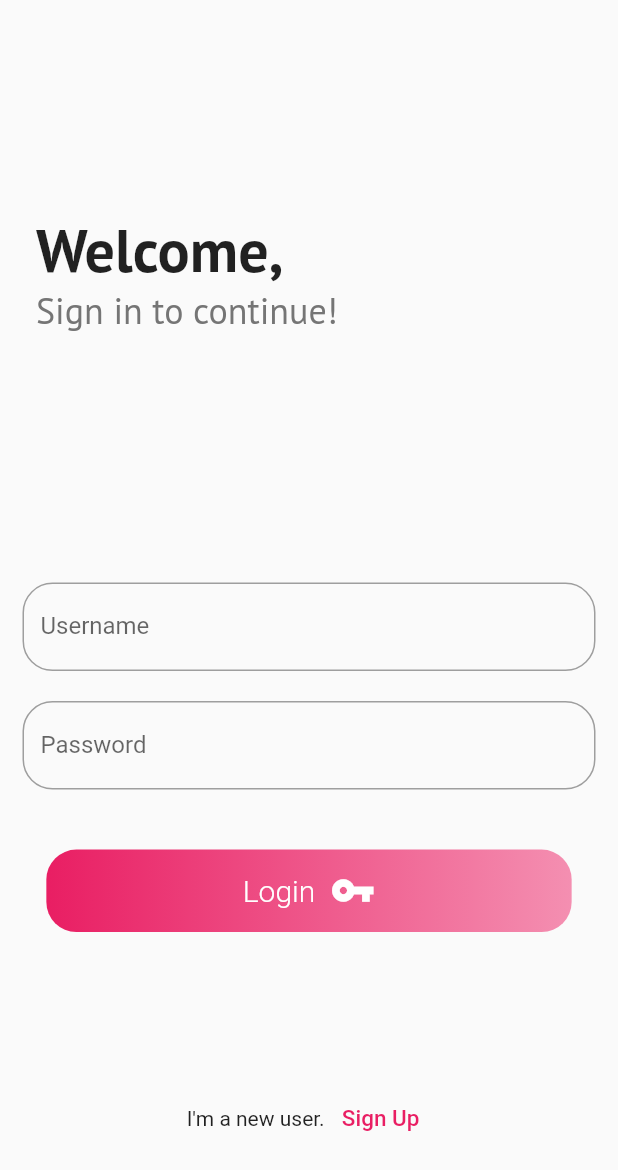
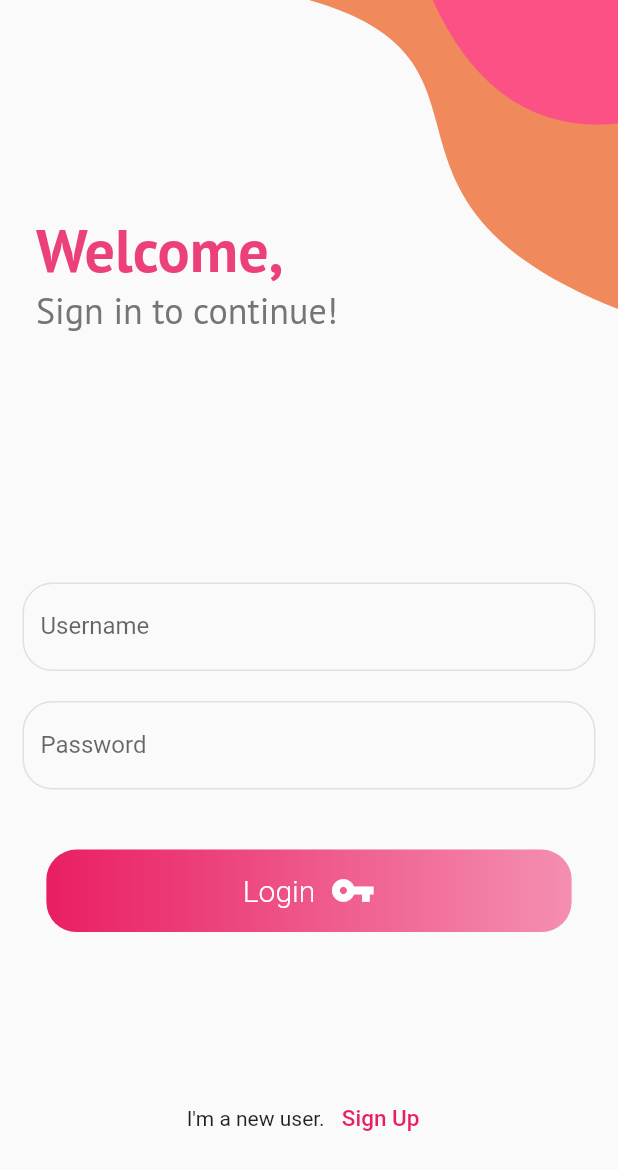
Before and after one commit to antonysamuel/mechonwheels-client, a Flutter app: the HomePage screen opened directly, scrolled down 99 dp, after a tap on the "logout" icon, on a phone screen of 412 x 824 dp. Shown: the top 1170 px of the screen. Run offline on Flutter 3.47's test engine with Material 2 defaults, Android fonts, the light colour scheme and no system bars; our stand-ins replace dio, flutter_secure_storage, geolocator, google_fonts, google_maps_flutter, hive and 3 more; accounts and stored records are empty; network calls fail; Roboto replaces fonts that are missing (Ubuntu).

Commit message:
used hiveDB to store token and some minor fixes

```diff
--- a/lib/pages/home.dart
+++ b/lib/pages/home.dart
@@ -2,7 +2,9 @@ import 'package:flutter/cupertino.dart';
 import 'package:flutter/material.dart';
 import 'package:flutter_secure_storage/flutter_secure_storage.dart';
 import 'package:google_fonts/google_fonts.dart';
+import 'package:hive/hive.dart';
 import 'package:mechonwheelz/pages/login.dart';
+import 'package:mechonwheelz/pages/servicePages/bookService.dart';
 import 'package:mechonwheelz/pages/servicePages/nearbyWorkshops.dart';
 import 'package:mechonwheelz/pages/servicePages/serchPage.dart';
 import 'package:mechonwheelz/services/providerClass.dart';
@@ -17,7 +19,7 @@ class HomePage extends StatelessWidget {
     Size size = MediaQuery.of(context).size;
     final provider = Provider.of<StateProvider>(context);
     return Scaffold(
-        backgroundColor: Color(0xffeeeeee),
+        backgroundColor: Color(0xffdbedf3),
         body: SingleChildScrollView(
           child: Column(
             children: [
@@ -36,7 +38,7 @@ class HomePage extends StatelessWidget {
                           spreadRadius: 3),
                     ],
                     gradient: LinearGradient(
-                        colors: [Colors.blue, Colors.green.withOpacity(.8)],
+                        colors: [Colors.pink, Colors.blue.withOpacity(.8)],
                         begin: Alignment.bottomLeft,
                         end: Alignment.topRight)),
                 child: ListTile(
@@ -49,7 +51,7 @@ class HomePage extends StatelessWidget {
                     ),
                   ),
                   title: Text(
-                    "Hi ${provider.userName},",
+                    "Hi ${provider.fetchedName},",
                     style: GoogleFonts.notoSans(
                         textStyle: TextStyle(
                             color: Colors.white,
@@ -63,8 +65,8 @@ class HomePage extends StatelessWidget {
                   ),
                   trailing: TextButton(
                     onPressed: () async {
-                      final storage = new FlutterSecureStorage();
-                      await storage.delete(key: 'token');
+                      var hive = Hive.box('tokenBox');
+                      hive.put('token', "0");
 
                       Navigator.pushReplacement(
                           context,
@@ -112,7 +114,7 @@ class HomePage extends StatelessWidget {
                         "Book Service",
                         'https://pics.freeicons.io/uploads/icons/png/8893889031595988887-512.png',
                         context,
-                        FindNearby()),
+                        BookService()),
                     buildServiceCard(
                         "Roadside\nAssistance",
                         'https://pics.freeicons.io/uploads/icons/png/143590661582779206-512.png',
--- a/lib/pages/login.dart
+++ b/lib/pages/login.dart
@@ -1,3 +1,5 @@
+import 'dart:async';
+
 import 'package:flutter/material.dart';
 import 'package:google_fonts/google_fonts.dart';
 import 'package:mechonwheelz/pages/register.dart';
@@ -14,22 +16,26 @@ class LoginPage extends StatelessWidget {
     return Scaffold(
       body: SingleChildScrollView(
           physics: BouncingScrollPhysics(),
-          child: Column(
+          child: Stack(
+            children: [
+              Column(
                 children: [
                   Container(
                     margin: EdgeInsets.only(top: 100),
                     height: size.height * .35,
                     width: size.width,
                     child: Padding(
-                  padding:
-                      const EdgeInsets.symmetric(vertical: 40, horizontal: 24),
+                      padding: const EdgeInsets.symmetric(
+                          vertical: 40, horizontal: 24),
                       child: Column(
                         crossAxisAlignment: CrossAxisAlignment.start,
                         children: [
                           Text("Welcome,",
                               style: GoogleFonts.ptSans(
                                 textStyle: TextStyle(
-                                fontWeight: FontWeight.bold, fontSize: 40),
+                                    color: Colors.pink.shade400,
+                                    fontWeight: FontWeight.bold,
+                                    fontSize: 40),
                               )),
                           Text("Sign in to continue!",
                               style: GoogleFonts.ptSans(
@@ -56,17 +62,18 @@ class LoginPage extends StatelessWidget {
                               decoration: InputDecoration(
                                 hintText: "Enter username",
                                 labelText: "Username",
-                            errorText: value.usernameValidation.error == "null"
+                                errorText:
+                                    value.usernameValidation.error == "null"
                                         ? null
                                         : value.usernameValidation.error,
                                 border: OutlineInputBorder(
                                     borderRadius: BorderRadius.circular(20),
-                                borderSide:
-                                    BorderSide(color: Colors.grey.shade500)),
+                                    borderSide: BorderSide(
+                                        color: Colors.grey.shade300)),
                                 enabledBorder: OutlineInputBorder(
                                     borderRadius: BorderRadius.circular(20),
-                                borderSide:
-                                    BorderSide(color: Colors.grey.shade500)),
+                                    borderSide: BorderSide(
+                                        color: Colors.grey.shade300)),
                                 errorBorder: OutlineInputBorder(
                                     borderRadius: BorderRadius.circular(20),
                                     borderSide: BorderSide(color: Colors.red)),
@@ -88,17 +95,18 @@ class LoginPage extends StatelessWidget {
                               decoration: InputDecoration(
                                 hintText: "********",
                                 labelText: "Password",
-                            errorText: value.passwordValidation.error == "null"
+                                errorText:
+                                    value.passwordValidation.error == "null"
                                         ? null
                                         : value.passwordValidation.error,
                                 enabledBorder: OutlineInputBorder(
                                     borderRadius: BorderRadius.circular(20),
-                                borderSide:
-                                    BorderSide(color: Colors.grey.shade500)),
+                                    borderSide: BorderSide(
+                                        color: Colors.grey.shade300)),
                                 border: OutlineInputBorder(
                                     borderRadius: BorderRadius.circular(20),
-                                borderSide:
-                                    BorderSide(color: Colors.grey.shade500)),
+                                    borderSide: BorderSide(
+                                        color: Colors.grey.shade300)),
                                 errorBorder: OutlineInputBorder(
                                     borderRadius: BorderRadius.circular(20),
                                     borderSide: BorderSide(color: Colors.red)),
@@ -111,18 +119,10 @@ class LoginPage extends StatelessWidget {
                       ),
                     ),
                   ),
-              Provider.of<StateProvider>(context).authErr == ""
-                  ? SizedBox()
-                  : Card(
-                      color: Colors.red,
-                      child: Padding(
-                        padding: const EdgeInsets.all(10.0),
-                        child: Text(
-                          Provider.of<StateProvider>(context).authErr,
-                          style: TextStyle(color: Colors.white),
-                        ),
-                      ),
-                    ),
+                  if (Provider.of<StateProvider>(context).authErr == "")
+                    SizedBox()
+                  else
+                    _showErrorCard(context),
                   SizedBox(
                     height: 40,
                   ),
@@ -162,12 +162,14 @@ class LoginPage extends StatelessWidget {
                     Text("I'm a new user. "),
                     TextButton(
                         onPressed: () {
-                      Provider.of<StateProvider>(context,listen: false).authErr = "";
+                          Provider.of<StateProvider>(context, listen: false)
+                              .authErr = "";
                           Navigator.pushReplacement(
                               context,
                               PageTransition(
                                   child: SignUp(),
-                              type: PageTransitionType.rightToLeftWithFade));
+                                  type:
+                                      PageTransitionType.rightToLeftWithFade));
                         },
                         child: Text(
                           "Sign Up",
@@ -175,7 +177,86 @@ class LoginPage extends StatelessWidget {
                         ))
                   ])
                 ],
+              ),
+              ClipPath(
+                clipper: OuterClippedPart(),
+                child: Container(
+                  color: Color(0xfff08a5d),
+                  width: size.width,
+                  height: size.height,
+                ),
+              ),
+              //
+              ClipPath(
+                clipper: InnerClippedPart(),
+                child: Container(
+                  color: Color(0xfffc5185),
+                  width: size.width,
+                  height: size.height,
+                ),
+              ),
+            ],
           )),
     );
   }
+
+  Card _showErrorCard(BuildContext context) {
+    Timer(
+        Duration(seconds: 3),
+        () => Provider.of<StateProvider>(context, listen: false)
+            .closeErrorCard());
+
+    return Card(
+      color: Colors.red,
+      child: Padding(
+        padding: const EdgeInsets.all(10.0),
+        child: Text(
+          Provider.of<StateProvider>(context).authErr,
+          style: TextStyle(color: Colors.white),
+        ),
+      ),
+    );
   }
+}
+
+class OuterClippedPart extends CustomClipper<Path> {
+  @override
+  Path getClip(Size size) {
+    Path path = Path();
+    //
+    path.moveTo(size.width / 2, 0);
+    path.lineTo(size.width, 0);
+    path.lineTo(size.width, size.height / 4);
+    //
+    path.cubicTo(size.width * 0.55, size.height * 0.16, size.width * 0.85,
+        size.height * 0.05, size.width / 2, 0);
+    return path;
+  }
+
+  @override
+  bool shouldReclip(CustomClipper<Path> oldClipper) {
+    return true;
+  }
+}
+
+class InnerClippedPart extends CustomClipper<Path> {
+  @override
+  Path getClip(Size size) {
+    Path path = Path();
+    //
+    path.moveTo(size.width * 0.7, 0);
+    path.lineTo(size.width, 0);
+    path.lineTo(size.width, size.height * 0.1);
+    //
+    path.quadraticBezierTo(
+        size.width * 0.8, size.height * 0.11, size.width * 0.7, 0);
+
+    //
+    return path;
+  }
+
+  @override
+  bool shouldReclip(CustomClipper<Path> oldClipper) {
+    return true;
+  }
+}
--- a/lib/pages/servicePages/serchPage.dart
+++ b/lib/pages/servicePages/serchPage.dart
@@ -18,6 +18,8 @@ class SearchPage extends StatelessWidget {
           SliverAppBar(
             expandedHeight: size.height * .33,
             floating: true,
+            collapsedHeight: 100,
+          stretch: true,
             backgroundColor: Colors.transparent,
             flexibleSpace: FlexibleSpaceBar(
                 centerTitle: true,
--- a/lib/services/models.dart
+++ b/lib/services/models.dart
@@ -1,12 +1,14 @@
 import 'package:url_launcher/url_launcher.dart';
 
 class Workshops {
+  int uid;
   String name;
   String address;
   int phone;
   double lat;
   double lon;
-  Workshops(this.name, this.address, this.phone, this.lat, this.lon);
+  bool isBooked = false;
+  Workshops(this.uid, this.name, this.address, this.phone, this.lat, this.lon);
 }
 
 class MapUtils {
--- a/pubspec.yaml
+++ b/pubspec.yaml
@@ -30,8 +30,11 @@ dependencies:
   geolocator: ^7.0.3
   google_fonts: ^2.1.0
   google_maps_flutter: ^2.0.6
+  hive: ^2.0.4
+  hive_flutter: ^1.0.0
   http: ^0.13.3
   page_transition: ^2.0.2
+  path_provider: ^2.0.2
   provider: ^5.0.0
   shared_preferences: ^2.0.6
   url_launcher: ^6.0.6
```
Also changed, not shown: lib/main.dart (+8 -2 lines), lib/pages/register.dart (+54 -16 lines), lib/pages/servicePages/bookService.dart (added, +296 -0 lines), lib/pages/splashscreen.dart (+14 -5 lines), lib/services/providerClass.dart (+101 -8 lines), pubspec.lock. Lines whose indentation alone changed are shown as unchanged.
